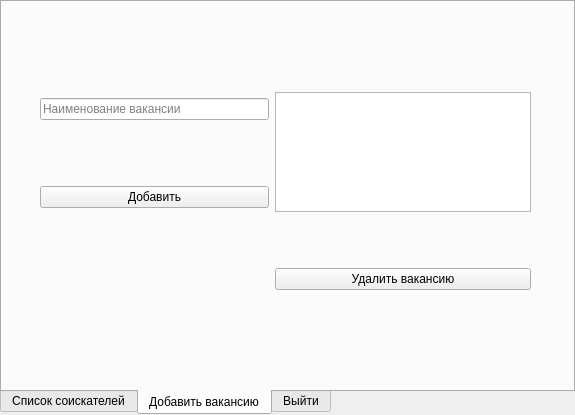
This is employerwindow.ui in Ximeron/Kursova as Qt 5 draws it before an edit. The edited form follows.
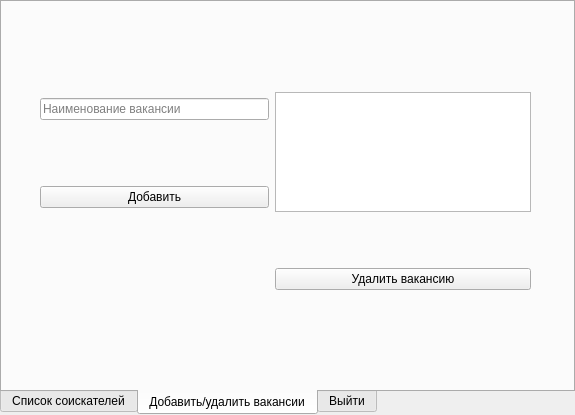
This is the edited form. Icons and pictures are not drawn.

Patch:
```diff
--- a/employerwindow.ui
+++ b/employerwindow.ui
@@ -75,7 +75,7 @@
    </widget>
    <widget class="QWidget" name="tab_2">
     <attribute name="title">
-     <string>Добавить вакансию</string>
+     <string>Добавить/удалить вакансии</string>
     </attribute>
     <widget class="QWidget" name="layoutWidget">
      <property name="geometry">
```
